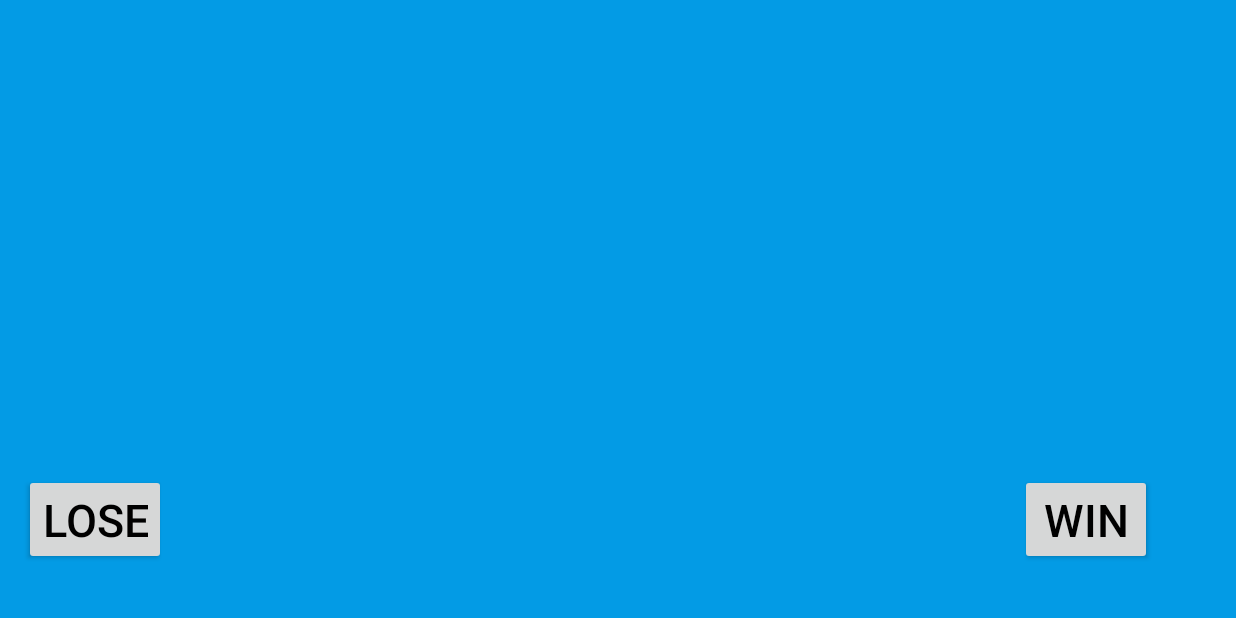
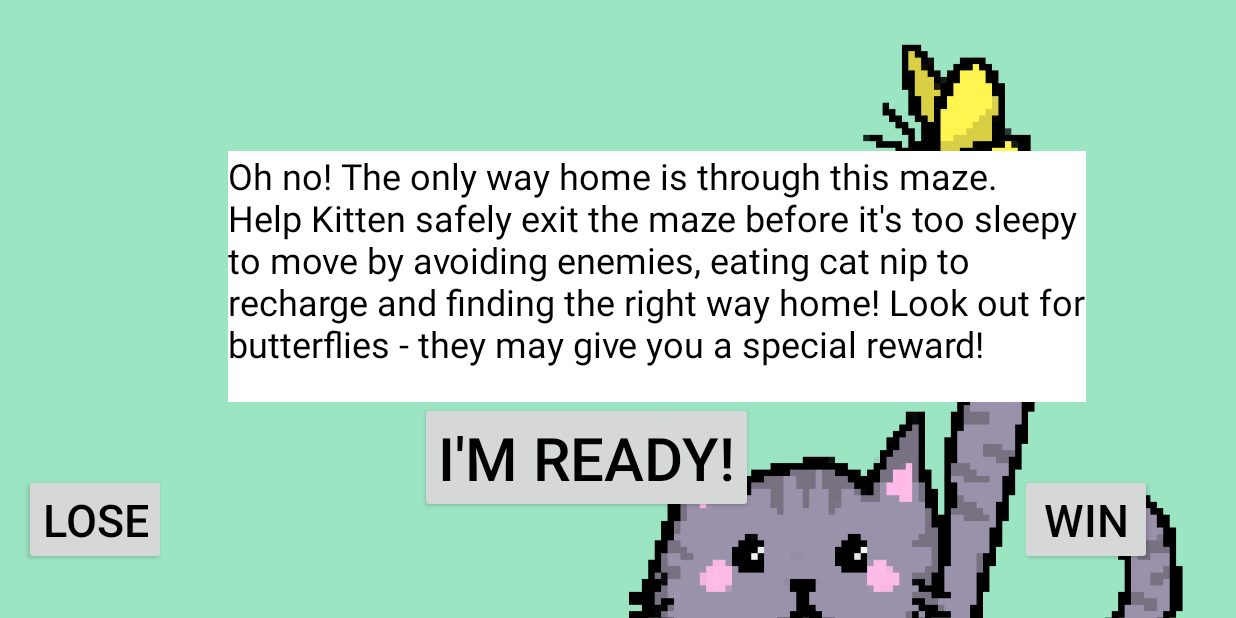
Before and after one commit to ewa-j/AreYouKittenMe, an Android app: the FirstActivity screen opened directly, with no data from a screen before it, on a phone screen of 824 x 412 dp (held sideways). Run offline under Robolectric (Android 15) with nearby library versions, the phone set to English and light mode, and no system bars.

Commit message:
feat: add button on first activity to link maze activity, add maze instructions on first activity, add non copyright background for main and first activity, fix: string issues

```diff
--- a/app/src/main/java/com/example/areyoukittenme/FirstActivity.java
+++ b/app/src/main/java/com/example/areyoukittenme/FirstActivity.java
@@ -58,6 +58,13 @@ public class FirstActivity extends AppCompatActivity {
                 startActivity(new Intent(FirstActivity.this, GameOverActivity.class));
             }
         });
+
+        findViewById(R.id.startLevel).setOnClickListener(new View.OnClickListener() {
+            @Override
+            public void onClick(View view) {
+                startActivity(new Intent(FirstActivity.this, MazeActivity.class));
+            }
+        });
     }
 
 //    private final Runnable mShowPart2Runnable = new Runnable() {
--- a/app/src/main/res/layout/activity_first.xml
+++ b/app/src/main/res/layout/activity_first.xml
@@ -8,6 +8,35 @@
     android:background="?attr/fullscreenBackgroundColor"
     android:theme="@style/ThemeOverlay.AreYouKittenMe.FullscreenContainer">
 
+    <ImageView
+        android:id="@+id/imageView"
+        android:layout_width="0dp"
+        android:layout_height="wrap_content"
+        android:contentDescription="@string/cats_background"
+        android:scaleType="centerCrop"
+        android:src="@drawable/background_blank"
+        app:layout_constraintBottom_toBottomOf="parent"
+        app:layout_constraintEnd_toEndOf="parent"
+        app:layout_constraintHorizontal_bias="0.0"
+        app:layout_constraintStart_toStartOf="parent"
+        app:layout_constraintTop_toTopOf="parent"
+        app:layout_constraintVertical_bias="0.0" />
+
+    <TextView
+        android:id="@+id/scoreTxt"
+        android:layout_width="572dp"
+        android:layout_height="167dp"
+        android:layout_alignParentEnd="true"
+        android:layout_marginEnd="100dp"
+        android:layout_marginBottom="144dp"
+        android:background="@color/white"
+        android:backgroundTint="#FFFFFF"
+        android:text="@string/maze_instructions"
+        android:textColor="#000000"
+        android:textSize="24sp"
+        app:layout_constraintBottom_toBottomOf="parent"
+        app:layout_constraintEnd_toEndOf="parent" />
+
     <Button
         android:id="@+id/win"
         android:layout_width="wrap_content"
@@ -15,7 +44,7 @@
         android:layout_centerInParent="true"
         android:layout_marginStart="680dp"
         android:layout_marginTop="316dp"
-        android:text="Win"
+        android:text="@string/win"
         android:textColor="#000000"
         android:textSize="30sp"
         app:layout_constraintStart_toStartOf="parent"
@@ -28,10 +57,23 @@
         android:layout_centerInParent="true"
         android:layout_marginStart="16dp"
         android:layout_marginTop="316dp"
-        android:text="Lose"
+        android:text="@string/lose"
         android:textColor="#000000"
         android:textSize="30sp"
         app:layout_constraintStart_toStartOf="parent"
         app:layout_constraintTop_toTopOf="parent" />
 
+    <Button
+        android:id="@+id/startLevel"
+        android:layout_width="wrap_content"
+        android:layout_height="wrap_content"
+        android:layout_centerInParent="true"
+        android:layout_marginStart="280dp"
+        android:layout_marginTop="268dp"
+        android:text="@string/im_ready"
+        android:textColor="#000000"
+        android:textSize="40sp"
+        app:layout_constraintStart_toStartOf="parent"
+        app:layout_constraintTop_toTopOf="parent" />
+
 </androidx.constraintlayout.widget.ConstraintLayout>
--- a/app/src/main/res/layout/activity_win.xml
+++ b/app/src/main/res/layout/activity_win.xml
@@ -26,7 +26,7 @@
         android:layout_centerInParent="true"
         android:layout_marginStart="200dp"
         android:layout_marginTop="35dp"
-        android:text="You win!"
+        android:text="@string/you_win"
         android:textColor="#fff"
         android:fontFamily="sans-serif"
         android:textSize="80sp"
@@ -37,10 +37,10 @@
         android:id="@+id/restart"
         android:layout_width="wrap_content"
         android:layout_height="wrap_content"
-        android:layout_alignParentRight="true"
+        android:layout_alignParentEnd="true"
         android:layout_marginEnd="20dp"
         android:layout_marginBottom="16dp"
-        android:text="Play Again"
+        android:text="@string/play_again"
         android:textColor="#fff"
         android:fontFamily="sans-serif"
         android:textSize="40sp"
--- a/app/src/main/res/values/strings.xml
+++ b/app/src/main/res/values/strings.xml
@@ -3,4 +3,12 @@
     <string name="dummy_button">Dummy Button</string>
     <string name="dummy_content">DUMMY\nCONTENT</string>
     <string name="cats_background">Cats Background</string>
+    <string name="play_again">Play Again</string>
+    <string name="you_win">You win!</string>
+    <string name="im_ready">I\'m ready!</string>
+    <string name="score">Score</string>
+    <string name="play">Play</string>
+    <string name="lose">Lose</string>
+    <string name="maze_instructions">Oh no! The only way home is through this maze. Help Kitten safely exit the maze before it\'s too sleepy to move by avoiding enemies, eating cat nip to recharge and finding the right way home! Look out for butterflies - they may give you a special reward!</string>
+    <string name="win">Win</string>
 </resources>
```
Also changed, not shown: app/src/main/AndroidManifest.xml (+28 -15 lines), app/src/main/java/com/example/areyoukittenme/MazeActivity.java (+18 -0 lines), app/src/main/res/layout/activity_main.xml (+6 -19 lines), app/src/main/res/layout/activity_maze.xml (+26 -0 lines), app/src/main/res/drawable-v24/background.jpeg (deleted), app/src/main/res/drawable/background.PNG (added), app/src/main/res/drawable/background_blank.PNG (added).
